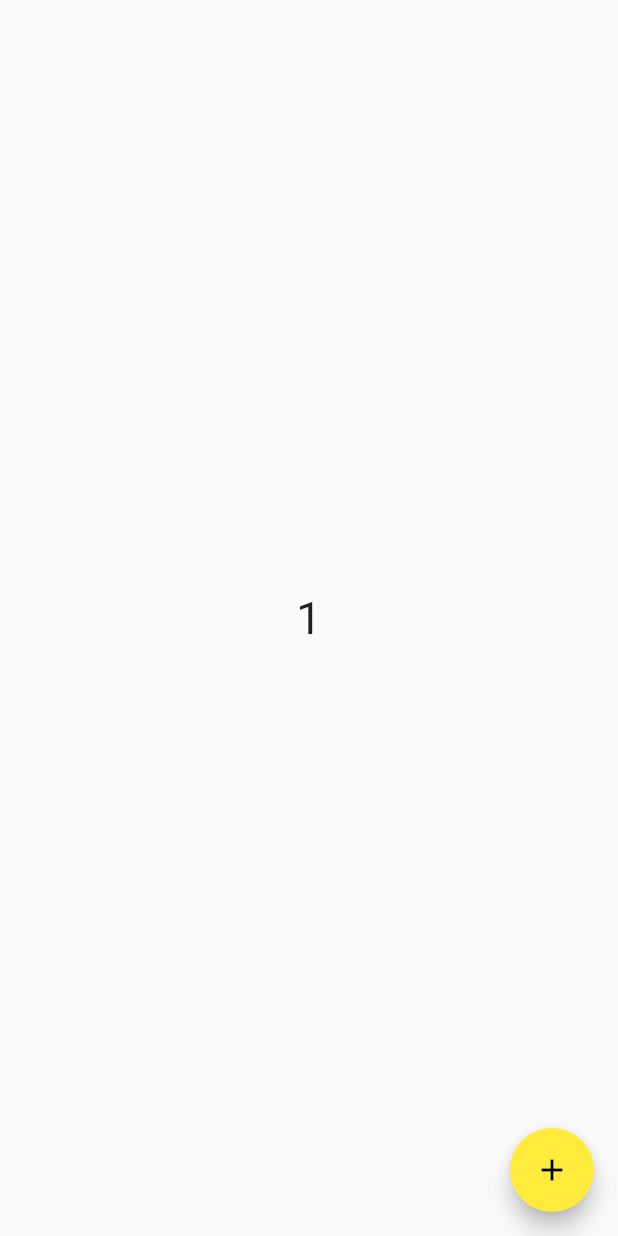
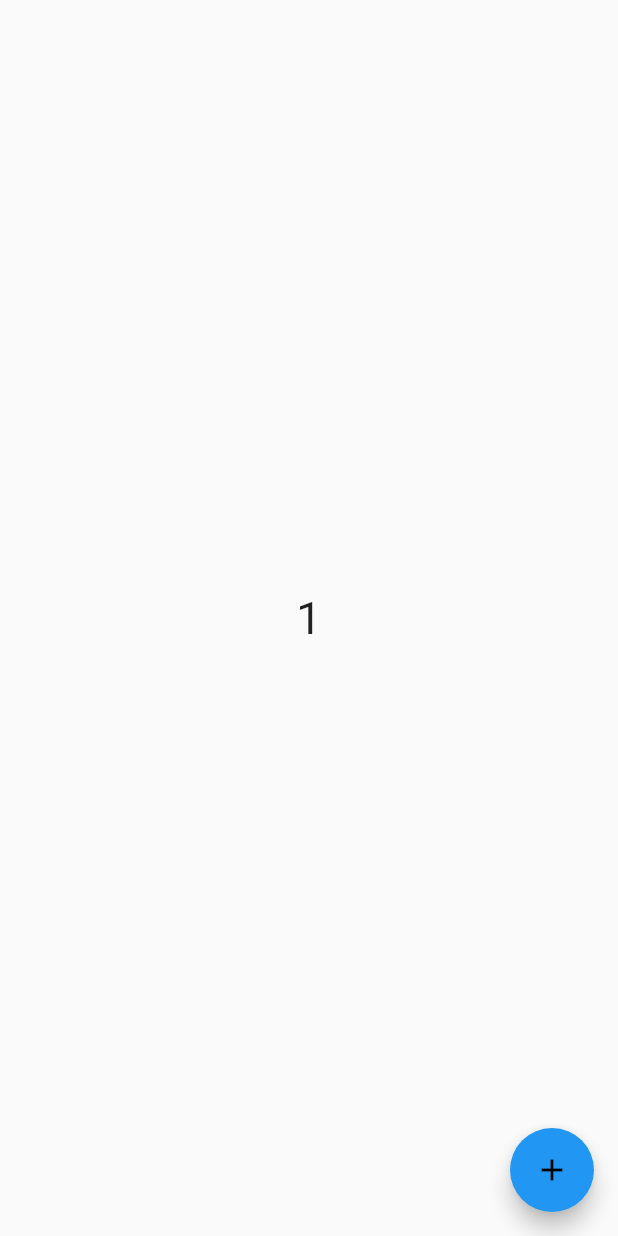
Before and after one commit to YanInTech/Chat-App, a Flutter app: the screen it shows after launch, after a tap on the "add" icon, on a phone screen of 412 x 824 dp. Run offline on Flutter 3.47's test engine with Material 2 defaults, Android fonts, the phone set to English and light mode, and no system bars; network calls fail.

Commit message:
Widget variables vs. state variables

```diff
--- a/lib/counter_stateful_demo.dart
+++ b/lib/counter_stateful_demo.dart
@@ -1,7 +1,10 @@
 import 'package:flutter/material.dart';
 
 class CounterStateful extends StatefulWidget {
-  const CounterStateful({super.key});
+
+  Color buttonColor;
+
+  CounterStateful({super.key, required this.buttonColor});
 
   @override
   State<CounterStateful> createState() {
@@ -24,8 +27,12 @@ class _CounterStatefulState extends State<CounterStateful> {
   @override
   Widget build(BuildContext context) {
     return Scaffold(
-        floatingActionButton:
-          FloatingActionButton(child: Icon(Icons.add), onPressed: () {increment();}),
+        floatingActionButton: FloatingActionButton(
+            backgroundColor: widget.buttonColor,
+            child: Icon(Icons.add),
+            onPressed: () {
+              increment();
+            }),
         body: Center(
           child: Text(
             '$counter',
--- a/lib/main.dart
+++ b/lib/main.dart
@@ -14,7 +14,7 @@ class ChatApp extends StatelessWidget{
     return MaterialApp(
       title: "Chat App!!!",
       theme: ThemeData(primarySwatch: Colors.yellow),
-      home: const CounterStateful(),
+      home: CounterStateful(buttonColor:Colors.blue),
     );
   }
 }
```
